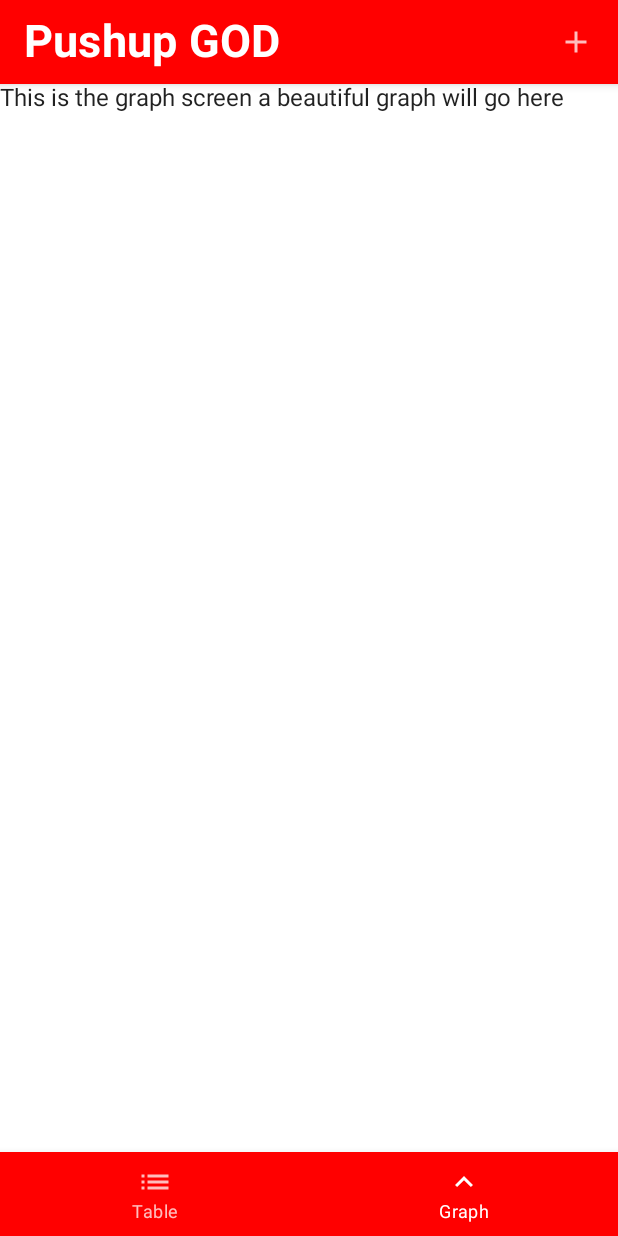
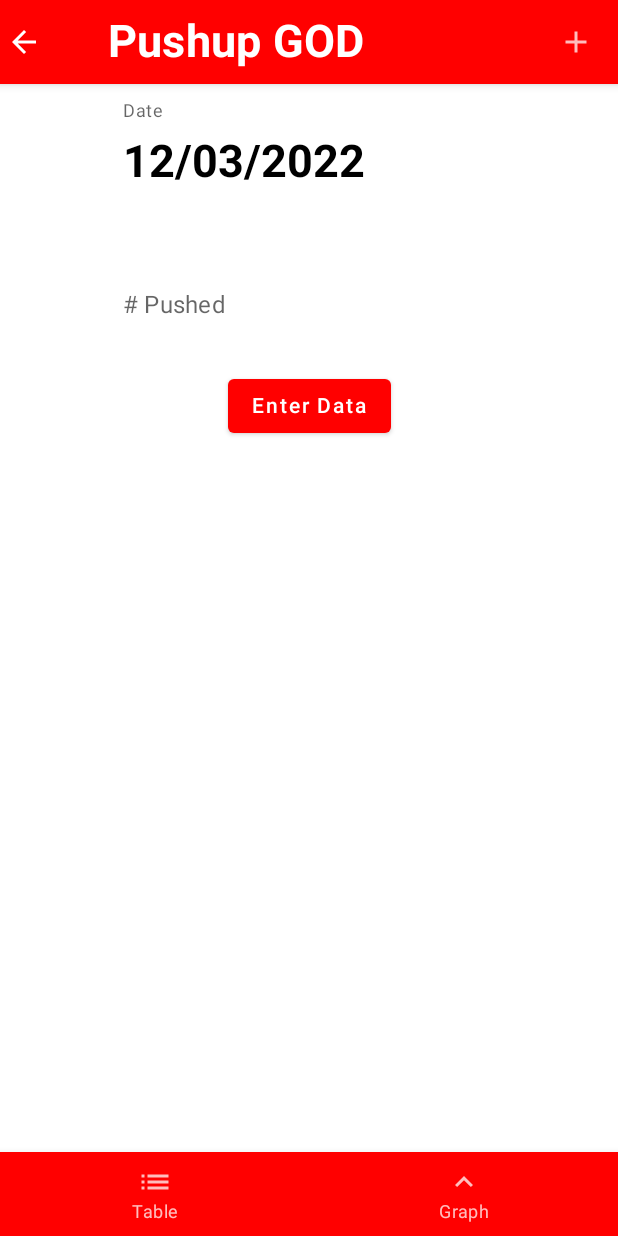
Before and after one commit to NShanklin22/PushupGod, an Android app built with Jetpack Compose: the GraphScreen screen opened through its navigation route, after a tap on "Add New Entry", on a phone screen of 412 x 824 dp. Run offline under Robolectric (Android 15) with nearby library versions, the phone set to English and light mode, and no system bars; our stand-ins replace Room's generated code, accompanist, livedata-compose.

Commit message:
Updated app icon and UI

```diff
--- a/app/src/main/java/com/example/pushupgod/MainActivity.kt
+++ b/app/src/main/java/com/example/pushupgod/MainActivity.kt
@@ -4,40 +4,23 @@ import android.app.Application
 import android.os.Bundle
 import androidx.activity.ComponentActivity
 import androidx.activity.compose.setContent
-import androidx.compose.foundation.background
 import androidx.compose.foundation.layout.*
-import androidx.compose.foundation.lazy.LazyColumn
-import androidx.compose.foundation.lazy.items
-import androidx.compose.foundation.text.KeyboardOptions
 import androidx.compose.material.*
 import androidx.compose.runtime.*
 import androidx.compose.runtime.livedata.observeAsState
-import androidx.compose.ui.Alignment
 import androidx.compose.ui.Modifier
 import androidx.compose.ui.graphics.Color
-import androidx.compose.ui.graphics.vector.ImageVector
 import androidx.compose.ui.platform.LocalContext
-import androidx.compose.ui.text.TextStyle
-import androidx.compose.ui.text.font.FontWeight
-import androidx.compose.ui.text.input.KeyboardType
-import androidx.compose.ui.text.style.TextAlign
-import androidx.compose.ui.unit.dp
-import androidx.compose.ui.unit.sp
 import androidx.lifecycle.ViewModel
 import androidx.lifecycle.ViewModelProvider
 import androidx.lifecycle.viewmodel.compose.LocalViewModelStoreOwner
 import androidx.lifecycle.viewmodel.compose.viewModel
-import androidx.navigation.NavController
-import androidx.navigation.NavGraph.Companion.findStartDestination
-import androidx.navigation.NavGraphBuilder
 import androidx.navigation.NavHostController
 import androidx.navigation.compose.NavHost
 import androidx.navigation.compose.composable
-import androidx.navigation.compose.currentBackStackEntryAsState
 import androidx.navigation.compose.rememberNavController
 import com.example.pushupgod.ui.theme.PushupGodTheme
 import com.example.pushupgod.database.MainViewModel
-import com.example.pushupgod.database.PushupLog
 import com.example.pushupgod.ui.appbar.BottomNavigationBar
 import com.example.pushupgod.ui.appbar.NavRoutes
 import com.example.pushupgod.ui.appbar.TopNavigationBar
@@ -64,7 +47,7 @@ class MainActivity : ComponentActivity() {
                     color = MaterialTheme.colors.background
                 ) {
                     // Row that holds the main screen
-                    Row() {
+                    Row{
                         //TODO: Write out what this is used for
                         val owner = LocalViewModelStoreOwner.current
 
@@ -91,19 +74,18 @@ class MainActivity : ComponentActivity() {
 @Composable
 fun ScreenSetup(viewModel: MainViewModel){
 
-    val NavController = rememberNavController()
+    val navController = rememberNavController()
 
     Scaffold(
-        topBar = { TopNavigationBar(onAddClicked = {}) },
-        content = { NavigationHost(navController = NavController, viewModel)},
-        bottomBar = { BottomNavigationBar(navController = NavController) }
+        topBar = { TopNavigationBar(navController = navController) },
+        content = { NavigationHost(navController = navController, viewModel)},
+        bottomBar = { BottomNavigationBar(navController = navController) }
     )
 }
 
 @Composable
 fun NavigationHost(navController: NavHostController, viewModel: MainViewModel){
     val allLogs by viewModel.allLogs.observeAsState(listOf())
-    val searchResults by viewModel.searchResults.observeAsState(listOf())
 
     NavHost(
         navController = navController,
@@ -121,7 +103,7 @@ fun NavigationHost(navController: NavHostController, viewModel: MainViewModel){
     }
 }
 
-
+@Suppress("UNCHECKED_CAST")
 class MainViewModelFactory(val application: Application):
         ViewModelProvider.Factory{
             override fun <T : ViewModel> create (modelClass: Class<T>): T {
--- a/app/src/main/java/com/example/pushupgod/database/MainViewModel.kt
+++ b/app/src/main/java/com/example/pushupgod/database/MainViewModel.kt
@@ -1,6 +1,9 @@
 package com.example.pushupgod.database
 
 import android.app.Application
+import androidx.compose.runtime.getValue
+import androidx.compose.runtime.mutableStateOf
+import androidx.compose.runtime.setValue
 import androidx.lifecycle.LiveData
 import androidx.lifecycle.MutableLiveData
 import androidx.lifecycle.ViewModel
@@ -10,12 +13,12 @@ class MainViewModel(application: Application) : ViewModel() {
     val allLogs: LiveData<List<PushupLog>>
     private val repository: LogRepository
     val searchResults: MutableLiveData<List<PushupLog>>
+    var dailySelected by mutableStateOf(true)
 
     init {
         val logDb = PushupLogDatabase.getInstance(application)
         val logDao = logDb.productDao()
         repository = LogRepository(logDao)
-
         allLogs = repository.allLogs
         searchResults = repository.searchResults
     }
--- a/app/src/main/java/com/example/pushupgod/ui/appbar/TopAppBar.kt
+++ b/app/src/main/java/com/example/pushupgod/ui/appbar/TopAppBar.kt
@@ -5,6 +5,7 @@ import androidx.compose.foundation.layout.fillMaxWidth
 import androidx.compose.material.*
 import androidx.compose.material.icons.Icons
 import androidx.compose.material.icons.filled.Add
+import androidx.compose.material.icons.filled.ArrowBack
 import androidx.compose.material.icons.filled.Search
 import androidx.compose.runtime.Composable
 import androidx.compose.ui.Modifier
@@ -13,12 +14,21 @@ import androidx.compose.ui.res.stringResource
 import androidx.compose.ui.text.font.FontWeight
 import androidx.compose.ui.tooling.preview.Preview
 import androidx.compose.ui.unit.sp
+import androidx.navigation.NavGraph.Companion.findStartDestination
+import androidx.navigation.NavHostController
+import com.example.pushupgod.NavBarItems
 
 @Composable
 fun TopNavigationBar(
-    onAddClicked: () -> Unit
+    navController: NavHostController
 ){
     TopAppBar(
+        navigationIcon = {
+            Icon(
+                imageVector = Icons.Filled.ArrowBack,
+                contentDescription = "Go back"
+            )
+        },
         title = {
             Text(
                 text = "Pushup GOD",
@@ -28,7 +38,11 @@ fun TopNavigationBar(
         },
         actions = {
             AppBarActions(
-                onAddClicked = onAddClicked
+                {
+                    navController.navigate(NavRoutes.NewEntry.route){
+
+                    }
+                }
             )
         },
         backgroundColor = Color.Red
@@ -53,5 +67,4 @@ fun AppBarActions(
 @Composable
 @Preview
 fun previewAppTopBar(){
-    TopNavigationBar(onAddClicked = {})
 }
--- a/app/src/main/java/com/example/pushupgod/ui/screens/ChartScreen.kt
+++ b/app/src/main/java/com/example/pushupgod/ui/screens/ChartScreen.kt
@@ -1,9 +1,26 @@
 package com.example.pushupgod.ui.screens
 
+import androidx.compose.foundation.layout.Column
+import androidx.compose.foundation.layout.Row
+import androidx.compose.foundation.layout.fillMaxSize
+import androidx.compose.foundation.layout.fillMaxWidth
 import androidx.compose.material.Text
 import androidx.compose.runtime.Composable
+import androidx.compose.ui.Modifier
 
 @Composable
 fun GraphScreen(){
-    Text(text = "This is the graph screen a beautiful graph will go here")
+    // All widgets place inside of this column
+    Column(
+        modifier = Modifier.fillMaxSize()
+    ) {
+        // Row for holding page description
+        Row(
+            modifier = Modifier.fillMaxWidth()
+        ){
+
+        }
+        // Text is temporary
+        Text(text = "This is the graph screen a beautiful graph will go here")
+    }
 }
--- a/app/src/main/java/com/example/pushupgod/ui/screens/NewEntryScreen.kt
+++ b/app/src/main/java/com/example/pushupgod/ui/screens/NewEntryScreen.kt
@@ -16,9 +16,13 @@ import androidx.compose.ui.text.input.KeyboardType
 import androidx.compose.ui.tooling.preview.Preview
 import androidx.compose.ui.unit.dp
 import androidx.compose.ui.unit.sp
+import androidx.lifecycle.viewmodel.compose.viewModel
 import com.example.pushupgod.database.MainViewModel
 import com.example.pushupgod.database.PushupLog
+import java.text.SimpleDateFormat
+import java.util.*
 
+// Primary composable called by MainActivity
 @Composable
 fun NewEntry(viewModel: MainViewModel){
     Column(
@@ -28,11 +32,12 @@ fun NewEntry(viewModel: MainViewModel){
     }
 }
 
-
-
+// Composable which handles gathering and submission of data
 @Composable
 fun dataEntry(viewModel: MainViewModel){
-    var date by remember { mutableStateOf("") }
+    val sdf = SimpleDateFormat("MM/dd/yyyy", Locale.US)
+    val time: String = sdf.format(Date())
+    var date by remember { mutableStateOf(sdf.format(Date()).toString()) }
     var numPushed by remember { mutableStateOf("") }
 
     val onDateChange = { text : String ->
@@ -48,7 +53,15 @@ fun dataEntry(viewModel: MainViewModel){
         horizontalAlignment = Alignment.CenterHorizontally
     ) {
 
-        // # Pushed Data Entry
+        // Data entry date
+        CustomTextField(
+            title = "Date",
+            textState = date,
+            onTextChange = onDateChange,
+            keyboardType = KeyboardType.Text,
+        )
+
+        // Data Entry # Pushed
         CustomTextField(
             title = "# Pushed",
             textState = numPushed,
@@ -63,14 +76,19 @@ fun dataEntry(viewModel: MainViewModel){
                 contentColor = Color.White
             ) ,
             onClick = {
+                // First check that the
                 if(numPushed.isNotEmpty()){
+                    // Insert new entry to the table
                     viewModel.insertlog(
                         PushupLog(
                             date,
                             numPushed.toInt()
                         )
                     )
+                    // TODO: Add logic to: Clear text fields
+
                 }
+                // TODO: Add an else case for no data entered
             }
         ) {
             Text(text = "Enter Data")
@@ -109,4 +127,5 @@ fun CustomTextField(
 @Preview
 @Composable
 fun PreviewNewEntry(){
+    NewEntry(viewModel = viewModel())
 }
--- a/app/src/main/java/com/example/pushupgod/ui/screens/TableScreen.kt
+++ b/app/src/main/java/com/example/pushupgod/ui/screens/TableScreen.kt
@@ -14,21 +14,27 @@ import androidx.compose.ui.text.TextStyle
 import androidx.compose.ui.text.font.FontWeight
 import androidx.compose.ui.text.input.KeyboardType
 import androidx.compose.ui.text.style.TextAlign
+import androidx.compose.ui.tooling.preview.Preview
 import androidx.compose.ui.unit.dp
 import androidx.compose.ui.unit.sp
+import androidx.lifecycle.viewmodel.compose.viewModel
 import com.example.pushupgod.database.MainViewModel
 import com.example.pushupgod.database.PushupLog
-
 
 @Composable
 fun TableScreen(
     allLogs: List<PushupLog>,
     viewModel: MainViewModel
 ){
+    // All items placed inside of a column
     Column(
         modifier = Modifier.fillMaxSize()
     ) {
+        // Adding a data selector to the top of the table
+        DataRangeSelector(viewModel = viewModel)
+        // All logs based from main activity
         if (allLogs != null) {
+            // Lazy column will display all the of the entries
             LazyColumn(
                 Modifier
                     .fillMaxWidth()
@@ -36,8 +42,9 @@ fun TableScreen(
             ) {
                 val list = allLogs
 
+                // First item is the Title Row followed by "items" which is based a list
                 item {
-                    TitleRow(head1 = "ID", head2 = "Date", head3 = "# Pushed")
+                    TitleRow(head1 = "Entry #", head2 = "Date", head3 = "# Pushed")
                 }
 
                 items(list) { log ->
@@ -51,6 +58,74 @@ fun TableScreen(
     }
 }
 
+// Allows selection between daily and weekly data
+@Composable
+fun DataRangeSelector(viewModel: MainViewModel){
+    // Get the daily and weekly selected states from viewModel
+    var dailySelected = viewModel.dailySelected
+    // Set the button color based on the daily and weekly selected
+    val DailyBackgroundColor = if(dailySelected) Color.White else Color.Red
+    val DailyTextColor = if(dailySelected) Color.Red else Color.White
+    val WeeklyBackgroundColor = if(dailySelected) Color.Red else Color.White
+    val WeeklyTextColor = if(dailySelected) Color.White else Color.Red
+
+    // Components will sit inside of a row
+    Row(
+        modifier = Modifier.fillMaxWidth(),
+        horizontalArrangement = Arrangement.Center
+    ){
+        Button(
+            onClick = {
+                viewModel.dailySelected = true
+            },
+            colors = ButtonDefaults.buttonColors(
+                backgroundColor = DailyBackgroundColor,
+                contentColor = DailyTextColor
+            )
+        ){
+            Text("Daily")
+        }
+        Button(
+            onClick = {
+                viewModel.dailySelected = false
+            },
+            colors = ButtonDefaults.buttonColors(
+                backgroundColor = WeeklyBackgroundColor,
+                contentColor = WeeklyTextColor
+            )
+        ){
+            Text("Weekly")
+        }
+    }
+
+}
+
+// Title Row for top of data table
+@Composable
+fun TitleRow(head1: String, head2: String, head3: String) {
+    Row(
+        modifier = Modifier
+            .background(Color.Red)
+            .fillMaxWidth()
+            .padding(5.dp)
+    ) {
+        Text(
+            head1,
+            modifier = Modifier
+                .weight(0.1f),
+            textAlign = TextAlign.Center,
+            color = Color.White
+        )
+        Text(
+            head3,
+            modifier = Modifier.weight(0.4f),
+            textAlign = TextAlign.Center,
+            color = Color.White
+        )
+    }
+}
+
+// Log Row to display each data entry
 @Composable
 fun logRow(id:Int,date:String,numPushed:Int){
     Row(
@@ -70,27 +145,3 @@ fun logRow(id:Int,date:String,numPushed:Int){
         )
     }
 }
-
-@Composable
-fun TitleRow(head1: String, head2: String, head3: String) {
-    Row(
-        modifier = Modifier
-            .background(Color.Red)
-            .fillMaxWidth()
-            .padding(5.dp)
-    ) {
-        Text(
-            head2,
-            modifier = Modifier
-                .weight(0.1f),
-            textAlign = TextAlign.Center,
-            color = Color.White
-        )
-        Text(
-            head3,
-            modifier = Modifier.weight(0.4f),
-            textAlign = TextAlign.Center,
-            color = Color.White
-        )
-    }
-}
```
Also changed, not shown: app/build.gradle (+7 -0 lines).
